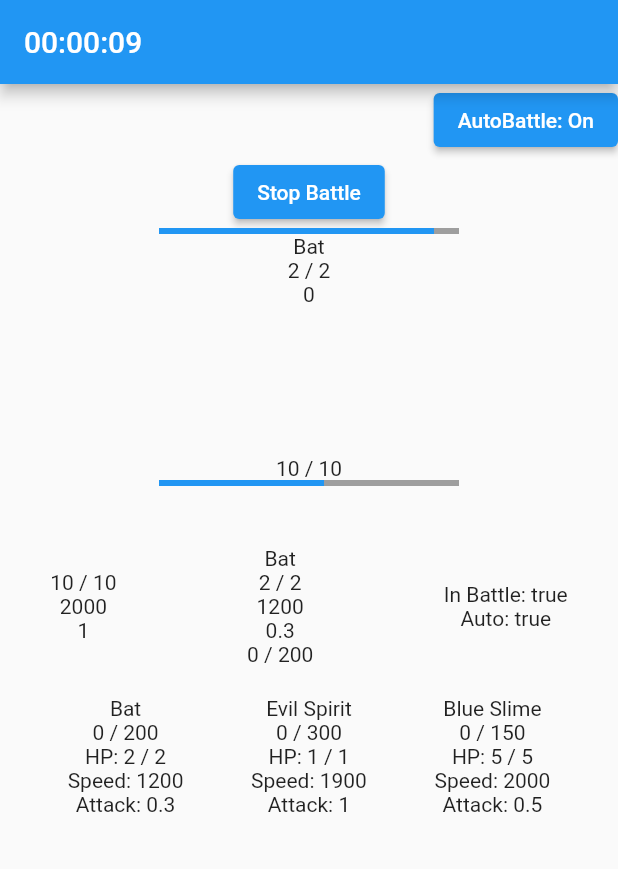
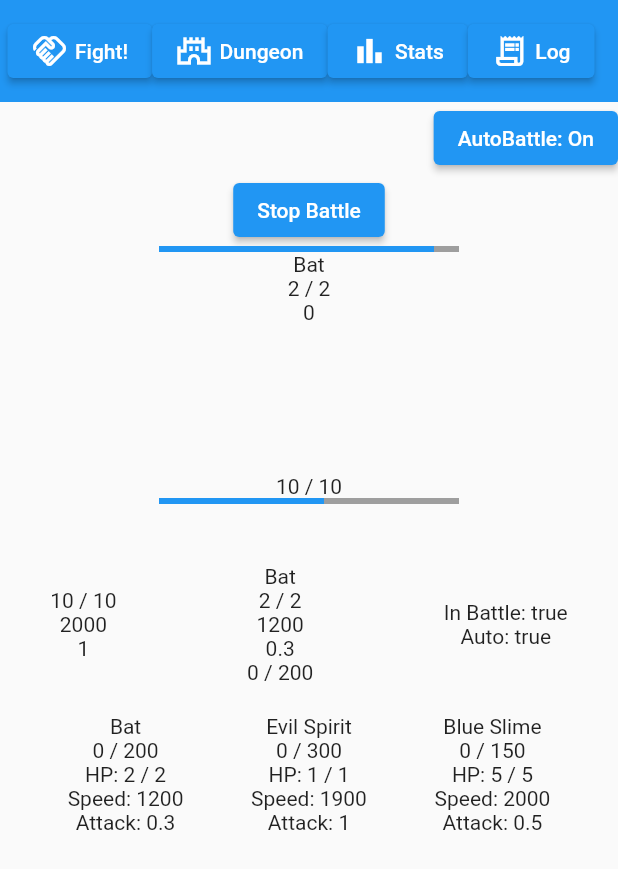
Before and after one commit to mgehrls/absorber_clone, a Flutter app: the screen it shows after launch, after a tap on "AutoBattle: Off", on a phone screen of 412 x 824 dp. Shown: the top 869 px of the screen. Run offline on Flutter 3.47's test engine with Material 2 defaults, Android fonts, the phone set to English and light mode, and no system bars; our stand-ins replace decimal, flutter_riverpod, riverpod.

Commit message:
working custom app bar

```diff
--- /dev/null
+++ b/lib/components/customAppBar.dart
@@ -0,0 +1,71 @@
+import 'package:absorber_clone/services/globals.dart';
+import 'package:flutter/material.dart';
+import 'package:flutter_riverpod/flutter_riverpod.dart';
+
+class CustomAppBar extends ConsumerWidget implements PreferredSizeWidget {
+  const CustomAppBar({super.key});
+
+  @override
+  Widget build(BuildContext context, WidgetRef ref) {
+    bool inBattle = ref.watch(inBattleProvider);
+    return SafeArea(
+        child: Container(
+            color: Colors.blue,
+            child: Padding(
+                padding: const EdgeInsets.fromLTRB(5, 10, 5, 10),
+                child:
+                    Row(mainAxisAlignment: MainAxisAlignment.start, children: [
+                  inBattle
+                      ? ElevatedButton(
+                          onPressed: () {
+                            print("fight pressed");
+                          },
+                          child: Row(
+                            children: const [
+                              Icon(Icons.handshake_outlined),
+                              SizedBox(width: 5),
+                              Text('Fight!'),
+                            ],
+                          ),
+                        )
+                      : const SizedBox(width: 1),
+                  ElevatedButton(
+                      onPressed: () {
+                        print("Stats pressed");
+                      },
+                      child: Row(
+                        children: const [
+                          Icon(Icons.castle_outlined),
+                          SizedBox(width: 5),
+                          Text('Dungeon'),
+                        ],
+                      )),
+                  ElevatedButton(
+                      onPressed: () {
+                        print("Stats pressed");
+                      },
+                      child: Row(
+                        children: const [
+                          Icon(Icons.bar_chart),
+                          SizedBox(width: 5),
+                          Text('Stats'),
+                        ],
+                      )),
+                  ElevatedButton(
+                      onPressed: () {
+                        print("Log pressed");
+                      },
+                      child: Row(
+                        children: const [
+                          Icon(Icons.receipt_long_outlined),
+                          SizedBox(width: 5),
+                          Text('Log'),
+                        ],
+                      )),
+                ]))));
+  }
+
+  @override
+  // TODO: implement preferredSize
+  Size get preferredSize => const Size(double.maxFinite, 80);
+}
--- a/lib/main.dart
+++ b/lib/main.dart
@@ -1,4 +1,5 @@
 import 'dart:async';
+import 'package:absorber_clone/components/customAppBar.dart';
 import 'package:absorber_clone/services/enemies.dart';
 import 'package:absorber_clone/services/enemy.dart';
 import 'package:absorber_clone/services/player.dart';
@@ -65,7 +66,7 @@ class _HomePageState extends ConsumerState<HomePage> {
     late Timer respawn; // it is used in the onProgressComplete callback.
 
     return Scaffold(
-      appBar: AppBar(title: TimerComponent(timerInfo: time)),
+      appBar: CustomAppBar(),
       body: Center(
         child: Column(
           children: [
```
